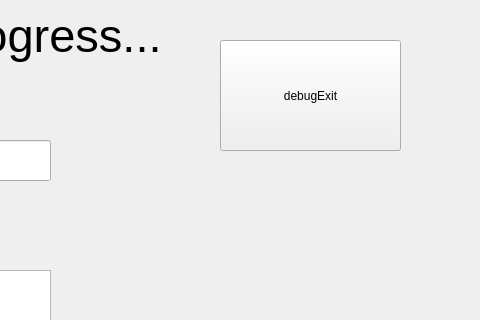
Before: the Qt Designer form progress_window.ui in frogstarbop/BatchOps, drawn with Qt 5; both pictures show x 740 to 1220 and y 0 to 320 of the 1220 by 770 pixel window.
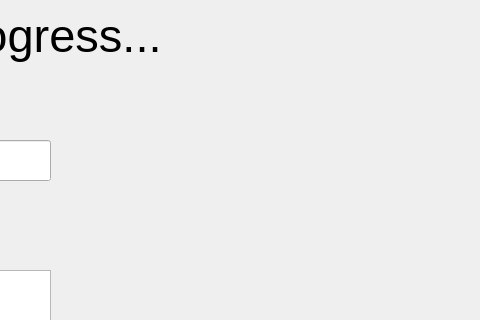
After: the same form once the commit is applied. Icons and pictures are not drawn.

Commit message: Remove debug button #2

The edit to the form file:
```diff
--- a/progress_window.ui
+++ b/progress_window.ui
@@ -153,19 +153,6 @@
     <bool>true</bool>
    </property>
   </widget>
-  <widget class="QPushButton" name="debugExit">
-   <property name="geometry">
-    <rect>
-     <x>960</x>
-     <y>40</y>
-     <width>181</width>
-     <height>111</height>
-    </rect>
-   </property>
-   <property name="text">
-    <string>debugExit</string>
-   </property>
-  </widget>
   <widget class="QLabel" name="gearIcon">
    <property name="geometry">
     <rect>
```
The commit also changes 1 other file.
